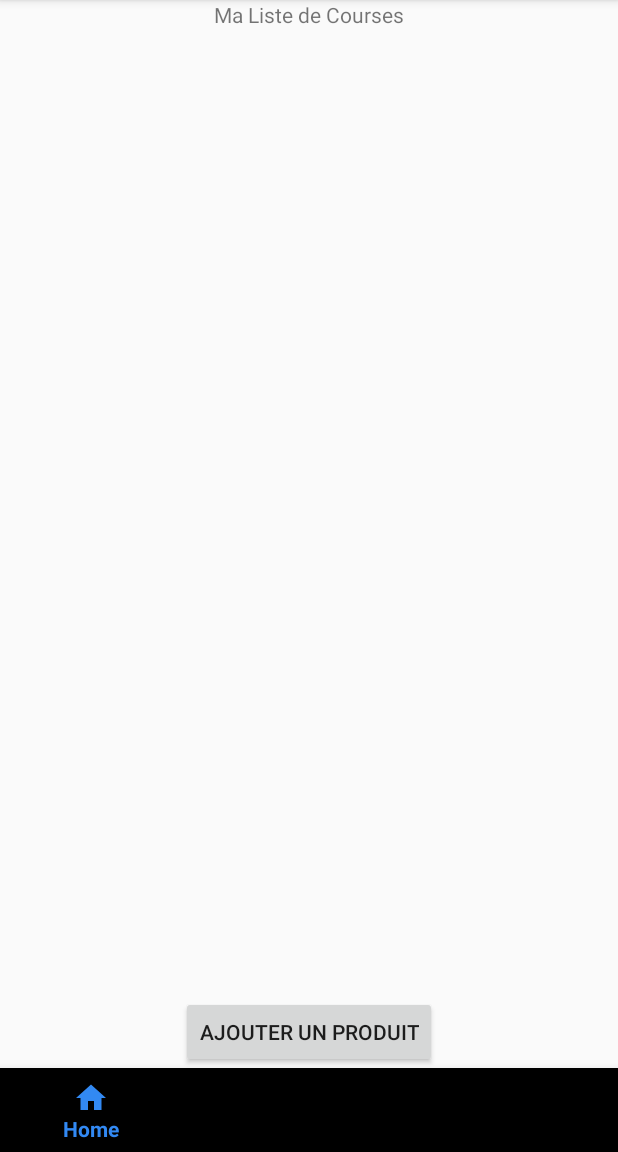
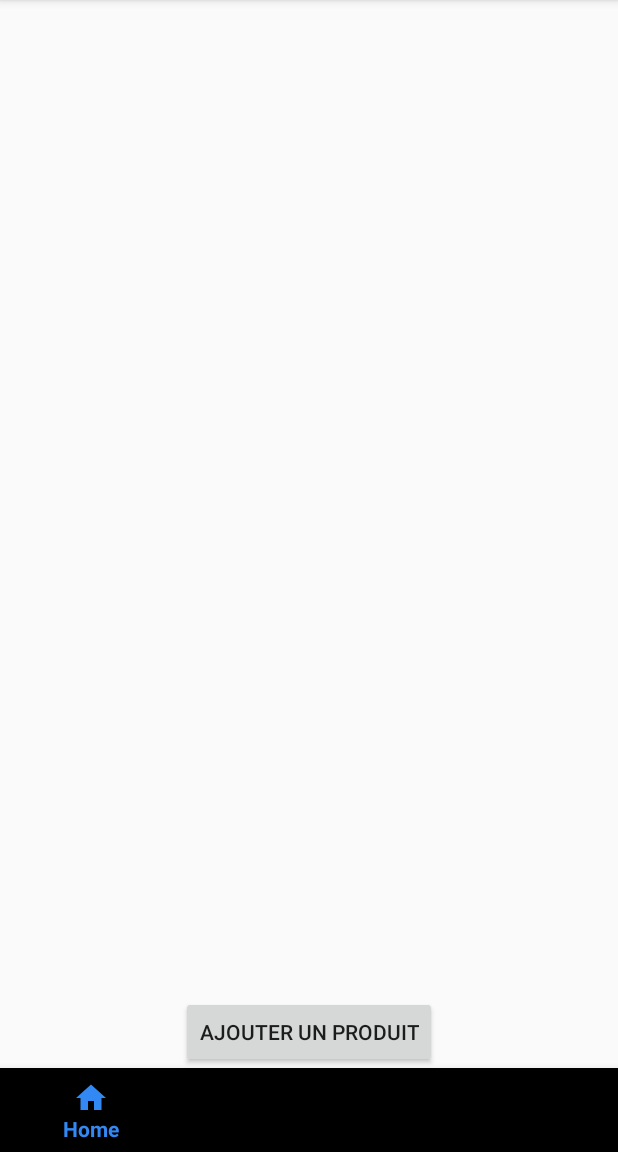
Before and after one commit to mattdimi/FoodPrintwithGitHub, an Android app: the Courses screen opened directly, with no data from a screen before it, on a phone screen of 412 x 824 dp, the part 84-1236 px from its top. Run offline under Robolectric (Android 15) with nearby library versions, the phone set to English and light mode, and no system bars.

Commit message:
Version 1.010

```diff
--- a/app/src/main/AndroidManifest.xml
+++ b/app/src/main/AndroidManifest.xml
@@ -13,6 +13,7 @@
         android:roundIcon="@mipmap/ic_launcher_round"
         android:supportsRtl="true"
         android:theme="@style/AppTheme">
+        <activity android:name=".FicheProduitActivity"></activity>
         <activity android:name=".Welcome">
             <intent-filter>
                 <action android:name="android.intent.action.MAIN" />
@@ -23,8 +24,7 @@
         <activity android:name=".Courses" />
         <activity android:name=".Settings" />
         <activity android:name=".Dashboard" />
-        <activity android:name=".MainActivity">
-        </activity>
+        <activity android:name=".MainActivity"></activity>
     </application>
 
 </manifest>
--- a/app/src/main/java/com/example/foodprint/Courses.java
+++ b/app/src/main/java/com/example/foodprint/Courses.java
@@ -1,8 +1,7 @@
 package com.example.foodprint;
 
-import androidx.appcompat.app.AppCompatActivity;
-
 import android.os.Bundle;
+import android.view.View;
 import android.widget.Toast;
 
 public class Courses extends MotherActivity {
@@ -13,5 +12,11 @@ public class Courses extends MotherActivity {
         setContentView(R.layout.activity_courses);
 
         Toast.makeText(Courses.this, "courses", Toast.LENGTH_LONG).show();
+
+    }
+
+    public void AjouterProduit(View view) {
+
+
     }
 }
--- a/app/src/main/res/layout/activity_courses.xml
+++ b/app/src/main/res/layout/activity_courses.xml
@@ -5,17 +5,6 @@
     android:layout_width="match_parent"
     android:layout_height="match_parent"
     tools:context=".Courses">
-
-    <TextView
-        android:id="@+id/textTitreCourses"
-        android:layout_width="wrap_content"
-        android:layout_height="wrap_content"
-        android:text="Ma Liste de Courses"
-        app:layout_constraintTop_toTopOf="parent"
-        app:layout_constraintLeft_toLeftOf="parent"
-        app:layout_constraintRight_toRightOf="parent"/>
-
-
 
 
     <com.google.android.material.bottomnavigation.BottomNavigationView
@@ -41,7 +30,7 @@
     <ScrollView
         android:layout_width="409dp"
         android:layout_height="606dp"
-        app:layout_constraintTop_toBottomOf="@+id/textTitreCourses"
+        app:layout_constraintTop_toBottomOf="parent"
         app:layout_constraintBottom_toTopOf="@+id/boutonAjouter"
         app:layout_constraintLeft_toLeftOf="parent"
         app:layout_constraintRight_toRightOf="parent"/>
```
Also changed, not shown: app/src/main/java/com/example/foodprint/FicheProduitActivity.java (+2 -7 lines), app/src/main/java/com/example/foodprint/Vegetable.java (+1 -10 lines), app/src/main/res/layout/activity_fiche_produit.xml (+6 -4 lines).
